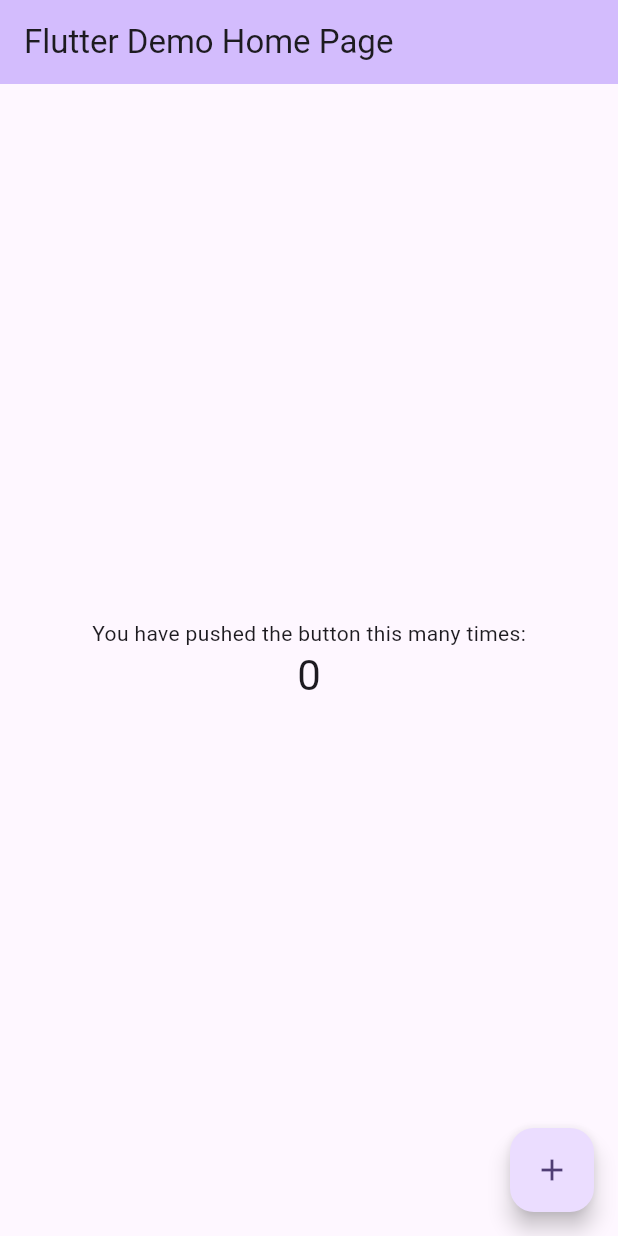
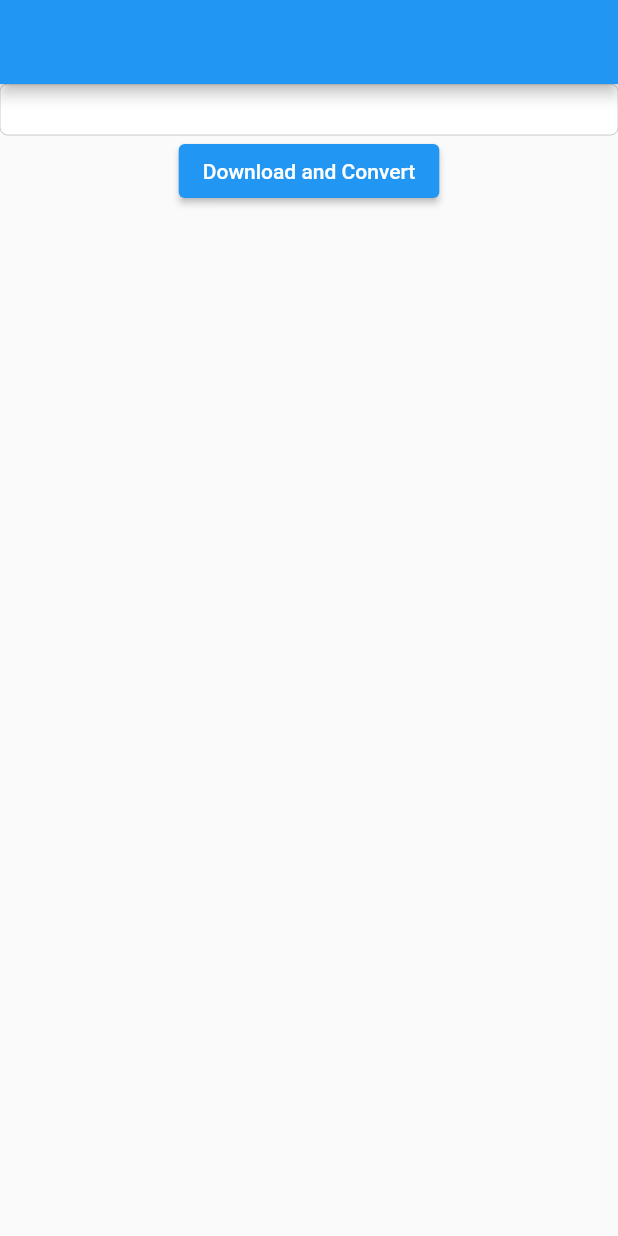
Before and after one commit to shijinthottiyil/Dasappan, a Flutter app: the screen it shows after launch, on a phone screen of 412 x 824 dp. Run offline on Flutter 3.47's test engine with Material 2 defaults, Android fonts, the phone set to English and light mode, and no system bars; our stand-ins replace permission_handler; missing offline and left inert: android_path_provider, ffmpeg_kit_flutter, youtube_explode_dart.

Commit message:
file saving to .mp3 issue solved

```diff
--- /dev/null
+++ b/lib/home_screen.dart
@@ -0,0 +1,86 @@
+import 'dart:developer';
+import 'dart:io';
+import 'package:android_path_provider/android_path_provider.dart';
+import 'package:flutter/cupertino.dart';
+import 'package:flutter/material.dart';
+import 'package:permission_handler/permission_handler.dart';
+import 'package:youtube_explode_dart/youtube_explode_dart.dart';
+import 'package:path/path.dart' as path;
+import 'package:ffmpeg_kit_flutter/ffmpeg_kit.dart' as ffmpeg;
+
+class HomeScreen extends StatefulWidget {
+  const HomeScreen({Key? key}) : super(key: key);
+
+  @override
+  _HomeScreenState createState() => _HomeScreenState();
+}
+
+class _HomeScreenState extends State<HomeScreen> {
+  final textController = TextEditingController();
+
+  @override
+  Widget build(BuildContext context) {
+    return Scaffold(
+      appBar: AppBar(),
+      body: Center(
+        child: Column(
+          children: [
+            CupertinoTextField(
+              controller: textController,
+            ),
+            ElevatedButton(
+              onPressed: () async {
+                final yt = YoutubeExplode();
+                final id = VideoId(textController.text.trim());
+                final video = await yt.videos.get(id);
+
+                await Permission.storage.request();
+
+                final manifest = await yt.videos.streamsClient.getManifest(id);
+                final audio = manifest.audioOnly.withHighestBitrate();
+
+                final dir = await AndroidPathProvider.downloadsPath;
+                final filePath = path.join(
+                  dir,
+                  '${video.id}.mp3',
+                );
+
+                final file = File(filePath);
+                final fileStream = file.openWrite();
+                await yt.videos.streamsClient.get(audio).pipe(fileStream);
+                await fileStream.flush();
+                await fileStream.close();
+
+                // Convert .webm to .mp3 using FFmpeg
+                // final mp3FilePath = path.join(
+                //   dir,
+                //   '${video.id}.mp3',
+                // );
+
+                // final ffmpegCommand =
+                //     '-i "$filePath" -vn -acodec libmp3lame "$mp3FilePath"';
+
+                // await ffmpeg.FFmpegKit.execute(ffmpegCommand).then((value) {
+                //   log("success");
+                // });
+
+                await showDialog(
+                  context: context,
+                  builder: (context) {
+                    return AlertDialog(
+                      content:
+                          Text('Download completed and saved to: $filePath'),
+                    );
+                  },
+                );
+
+                yt.close();
+              },
+              child: Text("Download and Convert"),
+            ),
+          ],
+        ),
+      ),
+    );
+  }
+}
--- a/lib/main.dart
+++ b/lib/main.dart
@@ -1,125 +1,17 @@
 import 'package:flutter/material.dart';
+import 'package:music_stream/home_screen.dart';
 
 void main() {
-  runApp(const MyApp());
+  runApp(MyApp());
 }
 
 class MyApp extends StatelessWidget {
   const MyApp({super.key});
 
-  // This widget is the root of your application.
   @override
   Widget build(BuildContext context) {
     return MaterialApp(
-      title: 'Flutter Demo',
-      theme: ThemeData(
-        // This is the theme of your application.
-        //
-        // TRY THIS: Try running your application with "flutter run". You'll see
-        // the application has a blue toolbar. Then, without quitting the app,
-        // try changing the seedColor in the colorScheme below to Colors.green
-        // and then invoke "hot reload" (save your changes or press the "hot
-        // reload" button in a Flutter-supported IDE, or press "r" if you used
-        // the command line to start the app).
-        //
-        // Notice that the counter didn't reset back to zero; the application
-        // state is not lost during the reload. To reset the state, use hot
-        // restart instead.
-        //
-        // This works for code too, not just values: Most code changes can be
-        // tested with just a hot reload.
-        colorScheme: ColorScheme.fromSeed(seedColor: Colors.deepPurple),
-        useMaterial3: true,
-      ),
-      home: const MyHomePage(title: 'Flutter Demo Home Page'),
+      home: HomeScreen(),
     );
   }
 }
-
-class MyHomePage extends StatefulWidget {
-  const MyHomePage({super.key, required this.title});
-
-  // This widget is the home page of your application. It is stateful, meaning
-  // that it has a State object (defined below) that contains fields that affect
-  // how it looks.
-
-  // This class is the configuration for the state. It holds the values (in this
-  // case the title) provided by the parent (in this case the App widget) and
-  // used by the build method of the State. Fields in a Widget subclass are
-  // always marked "final".
-
-  final String title;
-
-  @override
-  State<MyHomePage> createState() => _MyHomePageState();
-}
-
-class _MyHomePageState extends State<MyHomePage> {
-  int _counter = 0;
-
-  void _incrementCounter() {
-    setState(() {
-      // This call to setState tells the Flutter framework that something has
-      // changed in this State, which causes it to rerun the build method below
-      // so that the display can reflect the updated values. If we changed
-      // _counter without calling setState(), then the build method would not be
-      // called again, and so nothing would appear to happen.
-      _counter++;
-    });
-  }
-
-  @override
-  Widget build(BuildContext context) {
-    // This method is rerun every time setState is called, for instance as done
-    // by the _incrementCounter method above.
-    //
-    // The Flutter framework has been optimized to make rerunning build methods
-    // fast, so that you can just rebuild anything that needs updating rather
-    // than having to individually change instances of widgets.
-    return Scaffold(
-      appBar: AppBar(
-        // TRY THIS: Try changing the color here to a specific color (to
-        // Colors.amber, perhaps?) and trigger a hot reload to see the AppBar
-        // change color while the other colors stay the same.
-        backgroundColor: Theme.of(context).colorScheme.inversePrimary,
-        // Here we take the value from the MyHomePage object that was created by
-        // the App.build method, and use it to set our appbar title.
-        title: Text(widget.title),
-      ),
-      body: Center(
-        // Center is a layout widget. It takes a single child and positions it
-        // in the middle of the parent.
-        child: Column(
-          // Column is also a layout widget. It takes a list of children and
-          // arranges them vertically. By default, it sizes itself to fit its
-          // children horizontally, and tries to be as tall as its parent.
-          //
-          // Column has various properties to control how it sizes itself and
-          // how it positions its children. Here we use mainAxisAlignment to
-          // center the children vertically; the main axis here is the vertical
-          // axis because Columns are vertical (the cross axis would be
-          // horizontal).
-          //
-          // TRY THIS: Invoke "debug painting" (choose the "Toggle Debug Paint"
-          // action in the IDE, or press "p" in the console), to see the
-          // wireframe for each widget.
-          mainAxisAlignment: MainAxisAlignment.center,
-          children: <Widget>[
-            const Text(
-              'You have pushed the button this many times:',
-            ),
-            Text(
-              '$_counter',
-              style: Theme.of(context).textTheme.headlineMedium,
-            ),
-          ],
-        ),
-      ),
-      floatingActionButton: FloatingActionButton(
-        onPressed: _incrementCounter,
-        tooltip: 'Increment',
-        child: const Icon(Icons.add),
-      ), // This trailing comma makes auto-formatting nicer for build methods.
-    );
-  }
-}
```
Also changed, not shown: pubspec.yaml (+7 -17 lines), pubspec.lock, 5 other files.
